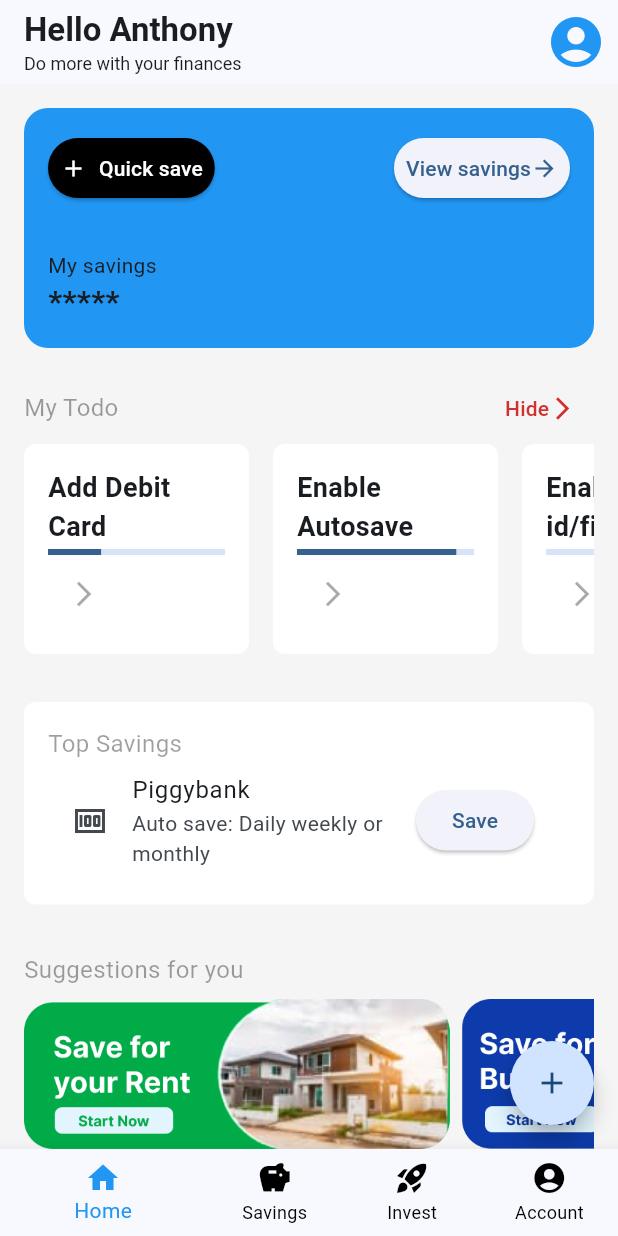
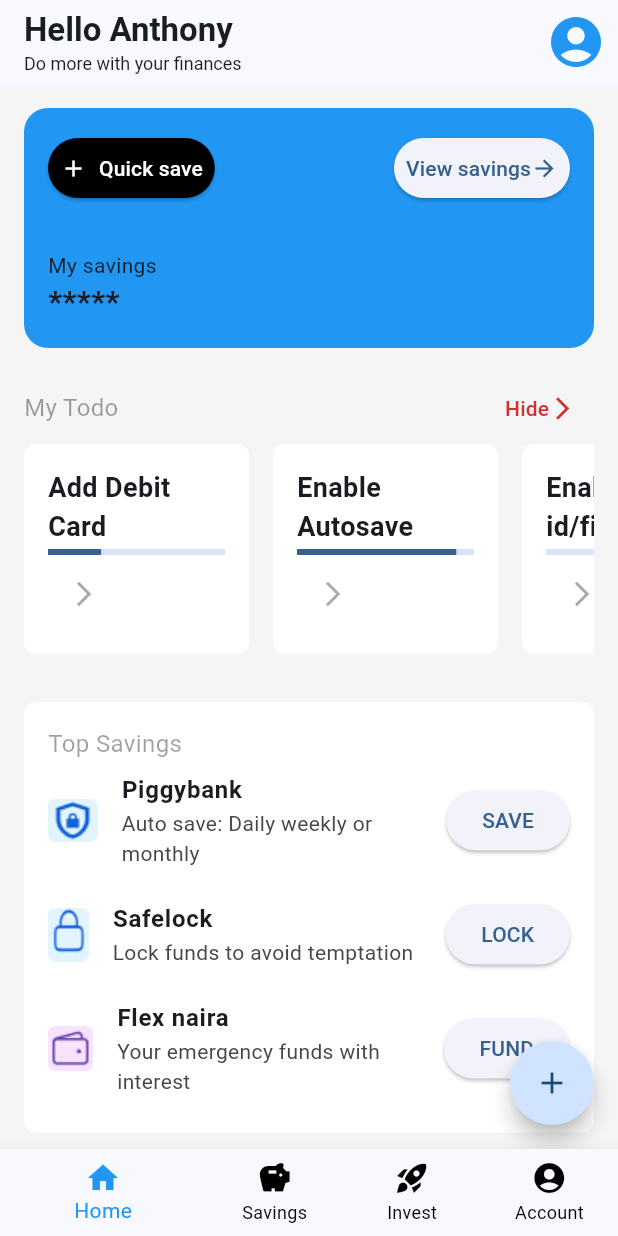
Before and after one commit to ANTONINEUTRON/wtm_savings_app, a Flutter app: the screen it shows after launch, on a phone screen of 412 x 824 dp. Run offline on Flutter 3.47's test engine with Material 3 defaults, Android fonts, the phone set to English and light mode, and no system bars.

Commit message:
February 20th class

```diff
--- a/lib/features/home/pages/home_view.dart
+++ b/lib/features/home/pages/home_view.dart
@@ -3,6 +3,7 @@ import 'package:wtm_savings_app/features/home/widgets/my_todo_section.dart';
 import 'package:wtm_savings_app/features/home/widgets/saving_details_card.dart';
 import 'package:wtm_savings_app/features/home/widgets/suggestions_section.dart';
 import 'package:wtm_savings_app/features/home/widgets/top_savings_section.dart';
+import 'package:wtm_savings_app/features/home/widgets/vetted_opportunities_section.dart';
 
 class HomeView extends StatelessWidget {
   const HomeView({super.key});
@@ -46,6 +47,7 @@ class HomeView extends StatelessWidget {
           MyTodoSection(),
           TopSavingsSection(),
           SuggestionsSection(),
+          VettedOpportunitiesSection(),
         ],
       ),
       floatingActionButton: FloatingActionButton(
--- a/lib/features/home/widgets/top_savings_section.dart
+++ b/lib/features/home/widgets/top_savings_section.dart
@@ -27,13 +27,49 @@ class TopSavingsSection extends StatelessWidget {
             ),
           ),
           ListTile(
-            leading: Icon(Icons.money),
-            title: Text("Piggybank"),
+            leading: Image.asset("assets/images/shield.png"),
+            title: Text(
+                "Piggybank",
+              style: TextStyle(
+                fontWeight: FontWeight.bold,
+              ),
+            ),
             subtitle: Text("Auto save: Daily weekly or monthly"),
             trailing: ElevatedButton(
               onPressed: () {},
-              child: Text("Save"),
+              child: Text("SAVE"),
             ),
+            contentPadding: EdgeInsets.zero,
+          ),
+          ListTile(
+            leading: Image.asset("assets/images/lock.png"),
+            title: Text(
+                "Safelock",
+              style: TextStyle(
+                fontWeight: FontWeight.bold,
+              ),
+            ),
+            subtitle: Text("Lock funds to avoid temptation"),
+            trailing: ElevatedButton(
+              onPressed: () {},
+              child: Text("LOCK"),
+            ),
+            contentPadding: EdgeInsets.zero,
+          ),
+          ListTile(
+            leading: Image.asset("assets/images/wallet.png"),
+            title: Text(
+                "Flex naira",
+              style: TextStyle(
+                fontWeight: FontWeight.bold,
+              ),
+            ),
+            subtitle: Text("Your emergency funds with interest"),
+            trailing: ElevatedButton(
+              onPressed: () {},
+              child: Text("FUND"),
+            ),
+            contentPadding: EdgeInsets.zero,
           )
         ],
       ),
```
Also changed, not shown: lib/features/home/widgets/vetted_opportunities_section.dart (added, +83 -0 lines), assets/images/invest_img.png (added), assets/images/lock.png (added), assets/images/shield.png (added), assets/images/wallet.png (added).
